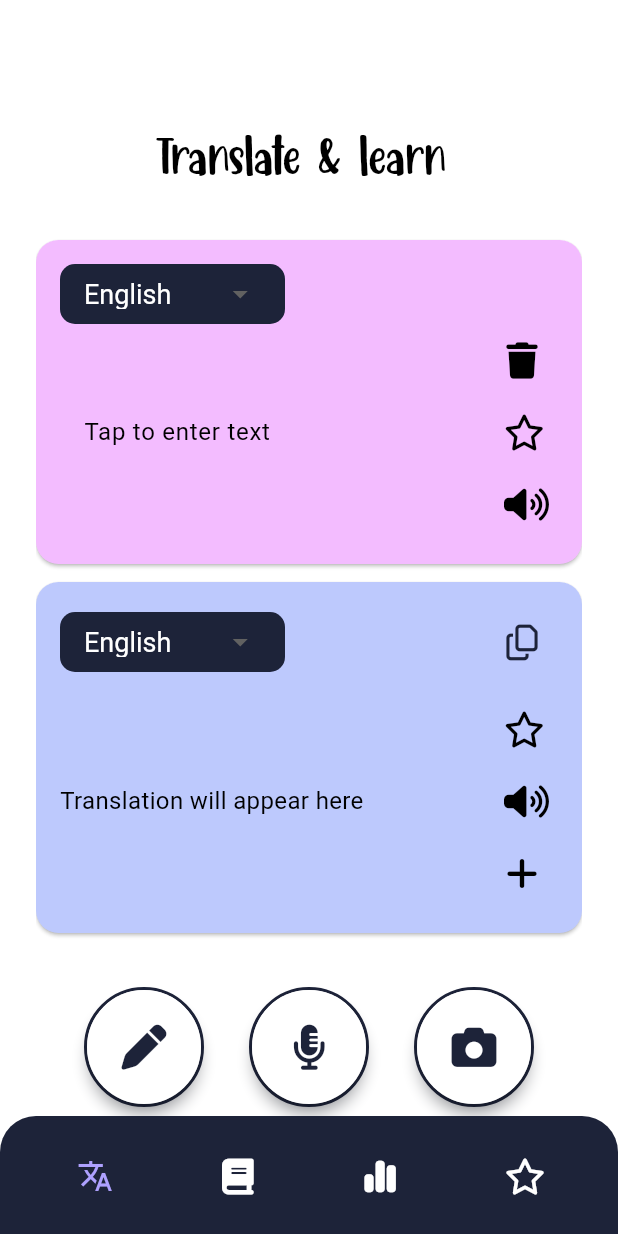
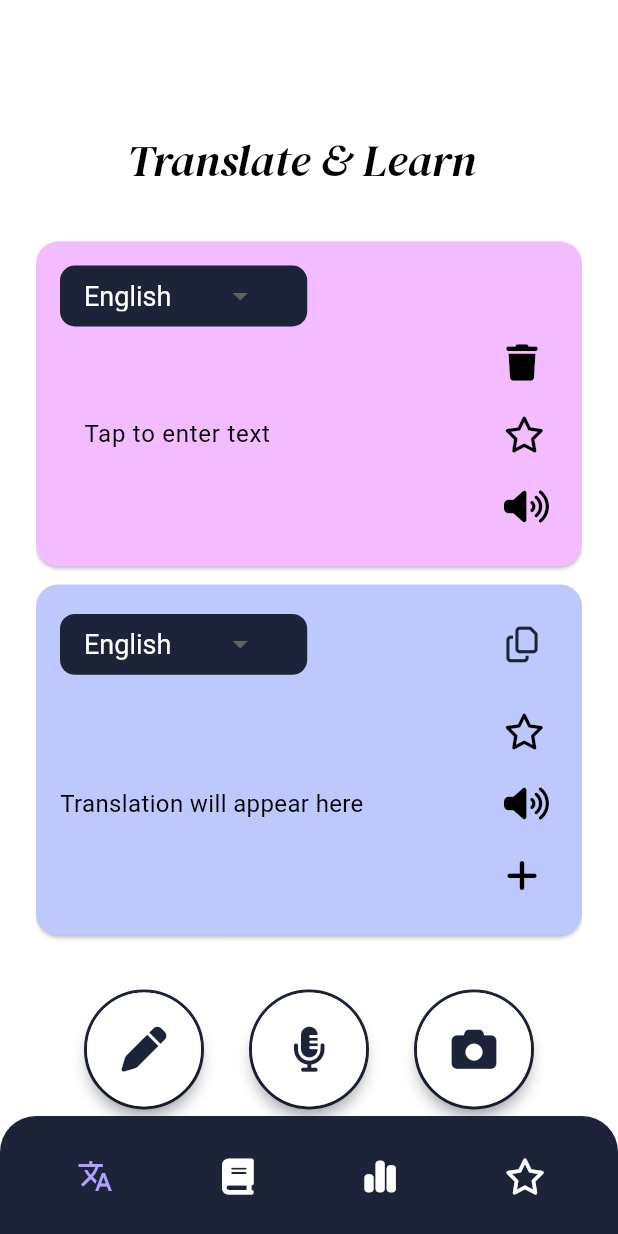
Before and after one commit to yaraFarouk/translateAndLearnApp, a Flutter app: the screen it shows after launch, after a tap on "Skip", on a phone screen of 412 x 824 dp. Run offline on Flutter 3.47's test engine with Material 3 defaults, Android fonts, the phone set to English and light mode, and no system bars; our stand-ins replace bloc, flutter_bloc, flutter_screenutil, font_awesome_flutter, google_generative_ai, image_picker and 2 more.

Commit message:
add inboarding screens

```diff
--- /dev/null
+++ b/lib/cubit/cubit/dictionary_state.dart
@@ -0,0 +1,6 @@
+part of 'dictionary_cubit.dart';
+
+@immutable
+sealed class DictionaryState {}
+
+final class DictionaryInitial extends DictionaryState {}
--- a/lib/cubit/gemini_api_cubit.dart
+++ b/lib/cubit/gemini_api_cubit.dart
@@ -64,6 +64,10 @@ class GeminiApiCubit extends Cubit<GeminiApiState> {
     });
   }
 
+  void resetTranslation() {
+    emit(GeminiApiInitial());
+  }
+
   @override
   Future<void> close() {
     _debounce?.cancel(); // Cancel any debounce timer on cubit close
--- a/lib/views/home_view.dart
+++ b/lib/views/home_view.dart
@@ -17,6 +17,7 @@ class HomePage extends StatefulWidget {
 
 class _HomePageState extends State<HomePage> {
   int _currentIndex = 0;
+
   @override
   Widget build(BuildContext context) {
     return MultiBlocProvider(
@@ -26,23 +27,28 @@ class _HomePageState extends State<HomePage> {
         ),
         BlocProvider(
           create: (context) => StudyWordsCubit(),
-        )
+        ),
       ],
       child: Scaffold(
         backgroundColor: kPrimaryColor,
         body: Padding(
-          padding: EdgeInsets.symmetric(horizontal: 24),
+          padding: const EdgeInsets.symmetric(horizontal: 24),
           child: Column(
             children: [
-              SizedBox(height: 70),
-              CustomAppTopBar(
-                title: 'Translate & learn',
+              const SizedBox(height: 70),
+              const CustomAppTopBar(
+                title: 'Translate & Learn',
                 icon: Icons.search,
               ),
-              SizedBox(height: 20),
+              const SizedBox(height: 20),
               Expanded(
-                child:
-                    _currentIndex == 0 ? TranslatorcardsView() : StudyScreen(),
+                child: IndexedStack(
+                  index: _currentIndex,
+                  children: [
+                    const TranslatorcardsView(),
+                    StudyScreen(),
+                  ],
+                ),
               ),
             ],
           ),
--- a/lib/views/translator_cards_view.dart
+++ b/lib/views/translator_cards_view.dart
@@ -21,15 +21,19 @@ class TranslatorcardsView extends StatelessWidget {
         children: [
           BlocBuilder<TranslatorCardCubit, TranslatorCardState>(
             builder: (context, state) {
+              final geminiApiCubit = context.read<GeminiApiCubit>();
               if (state is TranslatorCardMicrophoneSelected) {
+                geminiApiCubit.resetTranslation();
                 return const MicrophonTranslatorCard(
                   color: kTranslatorcardColor,
                   hint: 'Text will appear here',
                 );
               } else if (state is TranslatorCardCameraSelected) {
+                geminiApiCubit.resetTranslation();
                 return const CameraTranslatorCard(
                     color: kTranslatorcardColor, hint: 'Text will appear here');
               }
+              geminiApiCubit.resetTranslation();
               return const TranslatorCard(
                 hint: 'Tap to enter text',
                 color: kTranslatorcardColor,
--- a/lib/views/welcome_screen.dart
+++ b/lib/views/welcome_screen.dart
@@ -3,6 +3,7 @@ import 'package:introduction_screen/introduction_screen.dart';
 import 'package:shared_preferences/shared_preferences.dart';
 import 'package:flutter_screenutil/flutter_screenutil.dart';
 import 'package:translate_and_learn_app/constants.dart';
+import 'package:translate_and_learn_app/views/language_selection_screen.dart';
 import 'home_view.dart';
 
 class OnboardingScreen extends StatefulWidget {
@@ -114,13 +115,12 @@ class _OnboardingScreenState extends State<OnboardingScreen> {
                       // Access the IntroductionScreen controller using the GlobalKey
                       introKey.currentState?.next();
                     },
-                    label: const Text(
-                      'Next',
-                      style: TextStyle(fontFamily: 'CookieCrisp'),
+                    label: const Icon(
+                      Icons.arrow_forward, // Use arrow forward icon for next
+                      color: Colors.white,
                     ),
-                    heroTag: 'next', // Unique hero tag for the RETURN button
+                    heroTag: 'next', // Unique hero tag for the NEXT button
                     backgroundColor: kAppBarColor, // Match the background color
-                    foregroundColor: Colors.white, // Text and icon color
                     elevation: 4, // Match the elevation
                     shape: RoundedRectangleBorder(
                       borderRadius:
@@ -145,13 +145,12 @@ class _OnboardingScreenState extends State<OnboardingScreen> {
                       // Access the IntroductionScreen controller using the GlobalKey
                       introKey.currentState?.previous();
                     },
-                    label: const Text(
-                      'Back',
-                      style: TextStyle(fontFamily: 'CookieCrisp'),
+                    label: const Icon(
+                      Icons.arrow_back, // Use arrow back icon for back
+                      color: Colors.white,
                     ),
                     heroTag: 'back', // Unique hero tag for the BACK button
                     backgroundColor: kAppBarColor, // Match the background color
-                    foregroundColor: Colors.white, // Text and icon color
                     elevation: 4, // Match the elevation
                     shape: RoundedRectangleBorder(
                       borderRadius:
@@ -185,14 +184,13 @@ class _OnboardingScreenState extends State<OnboardingScreen> {
         mainAxisAlignment: MainAxisAlignment.center,
         children: [
           if (!isLastPage) Image.asset(imagePath, height: 400.h),
-          if (!isLastPage) SizedBox(height: 20.0.h),
           if (!isLastPage)
             Text(
               title,
               style: TextStyle(
                 fontSize: 20.0.sp,
                 fontWeight: FontWeight.bold,
-                fontFamily: 'CookieCrisp',
+                fontFamily: 'Roboto',
               ),
               textAlign: TextAlign.center,
             ),
@@ -202,7 +200,7 @@ class _OnboardingScreenState extends State<OnboardingScreen> {
               body,
               style: TextStyle(
                 fontSize: 14.0.sp,
-                fontFamily: 'CookieCrisp',
+                fontFamily: 'Roboto',
               ),
               textAlign: TextAlign.center,
             ),
@@ -216,7 +214,7 @@ class _OnboardingScreenState extends State<OnboardingScreen> {
                   await prefs.setBool('hasSeenWelcome', true);
                   Navigator.of(context).pushReplacement(
                     MaterialPageRoute(
-                      builder: (_) => const HomePage(),
+                      builder: (_) => const LanguageSelectionPage(),
                     ),
                   );
                 },
@@ -227,10 +225,10 @@ class _OnboardingScreenState extends State<OnboardingScreen> {
                   textStyle: TextStyle(fontSize: 20.sp),
                 ),
                 child: const Text(
-                  'Get Started',
+                  'Let\'s Go',
                   style: TextStyle(
                     color: kAppBarColor,
-                    fontFamily: 'CookieCrisp',
+                    fontFamily: 'Roboto',
                   ),
                 ),
               ),
--- a/lib/widgets/camera_translator_card.dart
+++ b/lib/widgets/camera_translator_card.dart
@@ -81,7 +81,7 @@ class _CameraTranslatorCardState extends State<CameraTranslatorCard> {
                 Row(
                   mainAxisAlignment: MainAxisAlignment.spaceBetween,
                   children: [
-                    const CustomDropDownButton(translation: true),
+                    const CustomDropDownButton(translation: 1),
                     IconButton(
                       icon: const Icon(FontAwesomeIcons.star),
                       onPressed: () {
--- a/lib/widgets/card_widget.dart
+++ b/lib/widgets/card_widget.dart
@@ -36,7 +36,7 @@ class _LanguagecardState extends State<Languagecard> {
                 mainAxisAlignment: MainAxisAlignment.spaceBetween,
                 children: [
                   const CustomDropDownButton(
-                    translation: false,
+                    translation: 0,
                   ),
                   IconButton(
                     icon: const Icon(
--- a/lib/widgets/custom_drop_down_button.dart
+++ b/lib/widgets/custom_drop_down_button.dart
@@ -3,10 +3,11 @@ import 'package:flutter_bloc/flutter_bloc.dart';
 import 'package:translate_and_learn_app/constants.dart';
 import 'package:translate_and_learn_app/cubit/cubit/study_words_cubit.dart';
 import 'package:translate_and_learn_app/cubit/gemini_api_cubit.dart';
+import 'package:flutter_screenutil/flutter_screenutil.dart';
 
 class CustomDropDownButton extends StatefulWidget {
   const CustomDropDownButton({super.key, required this.translation});
-  final bool translation;
+  final int translation;
 
   @override
   State<CustomDropDownButton> createState() => _CustomDropDownButtonState();
@@ -20,8 +21,8 @@ class _CustomDropDownButtonState extends State<CustomDropDownButton> {
     return Row(
       children: [
         Container(
-          width: 150,
-          height: 40,
+          width: 150.w,
+          height: 40.h,
           padding: const EdgeInsets.only(left: 16),
           decoration: BoxDecoration(
             color: kAppBarColor,
@@ -45,18 +46,18 @@ class _CustomDropDownButtonState extends State<CustomDropDownButton> {
                   setState(() {
                     selectedValue = newValue!;
                     // Update the Cubit with the new selected language
-                    if (widget.translation) {
+                    if (widget.translation == 1) {
                       context
                           .read<GeminiApiCubit>()
                           .updateLanguageFrom(selectedValue);
-                    } else {
+                    } else if (widget.translation == 0) {
                       context
                           .read<GeminiApiCubit>()
                           .updateLanguageTo(selectedValue);
                       context
                           .read<StudyWordsCubit>()
                           .updateLanguageTo(selectedValue);
-                    }
+                    } else {}
                   });
                 },
                 items: <String>[
--- a/lib/widgets/microphon_translator_card.dart
+++ b/lib/widgets/microphon_translator_card.dart
@@ -42,7 +42,7 @@ class _MicrophonTranslatorCardState extends State<MicrophonTranslatorCard> {
               Row(
                 mainAxisAlignment: MainAxisAlignment.spaceBetween,
                 children: [
-                  const CustomDropDownButton(translation: true),
+                  const CustomDropDownButton(translation: 1),
                   IconButton(
                     icon: const Icon(FontAwesomeIcons.star),
                     onPressed: () {
--- a/lib/widgets/translator_card.dart
+++ b/lib/widgets/translator_card.dart
@@ -33,7 +33,7 @@ class _TranslatorCardState extends State<TranslatorCard> {
           crossAxisAlignment: CrossAxisAlignment.start,
           children: [
             CustomDropDownButton(
-              translation: true,
+              translation: 1,
             ),
             Row(children: [
               Expanded(
--- a/pubspec.yaml
+++ b/pubspec.yaml
@@ -87,10 +87,13 @@ flutter:
   fonts:
     - family: CookieCrisp
       fonts:
-        - asset: assets/fonts/CookieCrisp-L36ly.ttf
+        - asset: assets/fonts/DMSerifDisplay-Italic.ttf
     - family: ShadeBlue
       fonts:
         - asset: assets/fonts/ShadeBlue-2OozX.ttf
+    - family: Roboto
+      fonts:
+        - asset: assets/fonts/Roboto-Regular.ttf
   #
   # For details regarding fonts from package dependencies,
   # see https://flutter.dev/custom-fonts/#from-packages
```
Also changed, not shown: lib/cubit/cubit/dictionary_cubit.dart (added, +8 -0 lines), lib/views/language_selection_screen.dart (added, +157 -0 lines), assets/fonts/ConcertOne-Regular.ttf (added), assets/fonts/DMSerifDisplay-Italic.ttf (added), assets/fonts/Roboto-Regular.ttf (added), assets/images/Teal and Black Simple Letter Logo (8).png (added), assets/images/girl.png (added), assets/images/hero.png (added), assets/images/select.png (added).
